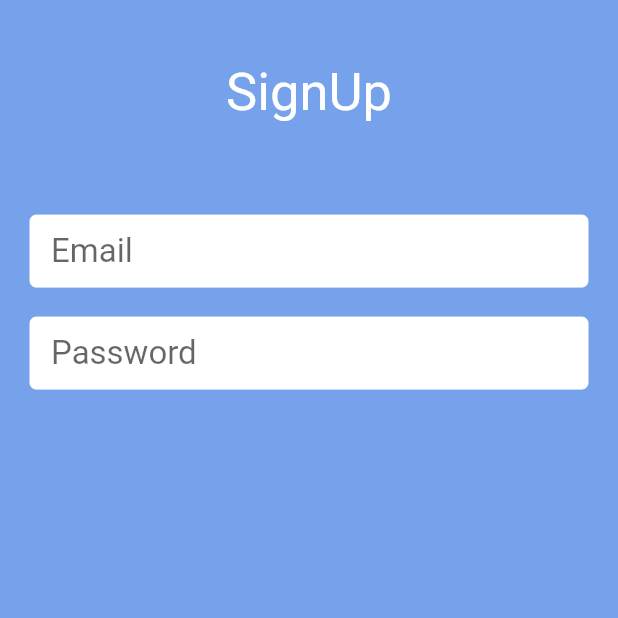
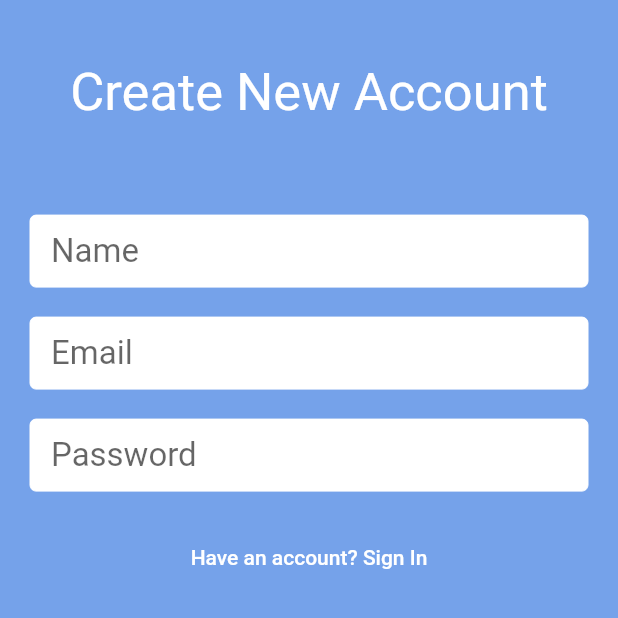
Before and after one commit to lxfranco1/qSoftware, a Flutter app: the SignUpView screen opened by its route, on a phone screen of 412 x 824 dp, the top half of it. Run offline on Flutter 3.47's test engine with Material 2 defaults, Android fonts, the phone set to English and light mode, and no system bars; drawn by our look-alikes of auto_size_text; our stand-ins replace firebase_auth; accounts and stored records are empty.

Commit message:
Added More Login Stuff

```diff
--- a/app_prototype_flutter/lib/views/sign_up_view.dart
+++ b/app_prototype_flutter/lib/views/sign_up_view.dart
@@ -1,3 +1,5 @@
+import 'dart:math';
+
 import 'package:flutter/material.dart';
 import 'package:firebase_auth/firebase_auth.dart';
 import "package:auto_size_text/auto_size_text.dart";
@@ -10,8 +12,9 @@ class SignUpView extends StatefulWidget {
   final AuthFormType authFormType;
 
   SignUpView({Key key, @required this.authFormType}) : super(key: key);
+
   @override
-  _SignUpViewState createState() => _SignUpViewState();
+  _SignUpViewState createState() => _SignUpViewState(authFormType: this.authFormType);
 }
 
 class _SignUpViewState extends State<SignUpView> {
@@ -20,6 +23,20 @@ class _SignUpViewState extends State<SignUpView> {
 
   final formKey = GlobalKey<FormState>();
   String _email, _password, _name;
+
+  void switchFormState(String state){
+    formKey.currentState.reset();
+    if(state == "signUp"){
+      setState(() {
+        authFormType = AuthFormType.signUp;
+      });
+    }
+    else{
+      setState(() {
+        authFormType = AuthFormType.signIn;
+      });
+    }
+  }
 
   @override
   Widget build(BuildContext context) {
@@ -37,22 +54,14 @@ class _SignUpViewState extends State<SignUpView> {
           child: Column(
             children: <Widget>[
               SizedBox(height: _height * 0.05),
-              AutoSizeText(
-                "SignUp",
-                maxLines: 1,
-                textAlign: TextAlign.center,
-                style: TextStyle(
-                  fontSize: 35,
-                  color: Colors.white,
-                ),
-              ),
+              buildHeaderText(),
               SizedBox(height: _height * 0.05),
               Padding(
                 padding: const EdgeInsets.all(20.0),
                 child: Form(
                   key: formKey,
                   child: Column(
-                    children: buildInputs(),
+                    children: buildInputs() + buildButtons(),
                   ),
                 ),
               )
@@ -63,9 +72,39 @@ class _SignUpViewState extends State<SignUpView> {
     );
   }
 
+  AutoSizeText buildHeaderText() {
+    String _headerText;
+    if(authFormType == AuthFormType.signUp){
+      _headerText = "Create New Account";
+    }
+    else{
+      _headerText = "Sign In";
+
+    }
+    return AutoSizeText(
+      _headerText,
+      maxLines: 1,
+      textAlign: TextAlign.center,
+      style: TextStyle(
+        fontSize: 35,
+        color: Colors.white,
+      ),
+    );
+  }
+
   List<Widget> buildInputs(){
     List<Widget> textFields = [];
     // if were in the sign up state add name
+    if(authFormType == AuthFormType.signUp){
+      textFields.add(
+        TextFormField(
+          style: TextStyle(fontSize: 22.0),
+          decoration: buildSignUpInputDecoration("Name"),
+          onSaved: (value) => _name = value,
+        ),
+      );
+      textFields.add(SizedBox(height: 20,));
+    }
 
     // add email & password
     textFields.add(
@@ -99,4 +138,25 @@ class _SignUpViewState extends State<SignUpView> {
         contentPadding: const EdgeInsets.only(left: 14.0, bottom: 10.0, top: 10.0),
       );
   }
+
+  List<Widget> buildButtons(){
+    String _switchButtonText, _newFormState;
+
+    if(authFormType == AuthFormType.signIn){
+      _switchButtonText = "Create New Account";
+      _newFormState = "signUp";
+    } else{
+      _switchButtonText = "Have an account? Sign In";
+      _newFormState = "signIn";
+    }
+
+    return [
+      FlatButton(
+          child: Text(_switchButtonText, style: TextStyle(color: Colors.white),),
+        onPressed: (){
+            switchFormState(_newFormState);
+        },
+      )
+    ];
+  }
 }
```
Also changed, not shown: app_prototype_flutter/lib/main.dart (+8 -1 lines), 1 other file.
